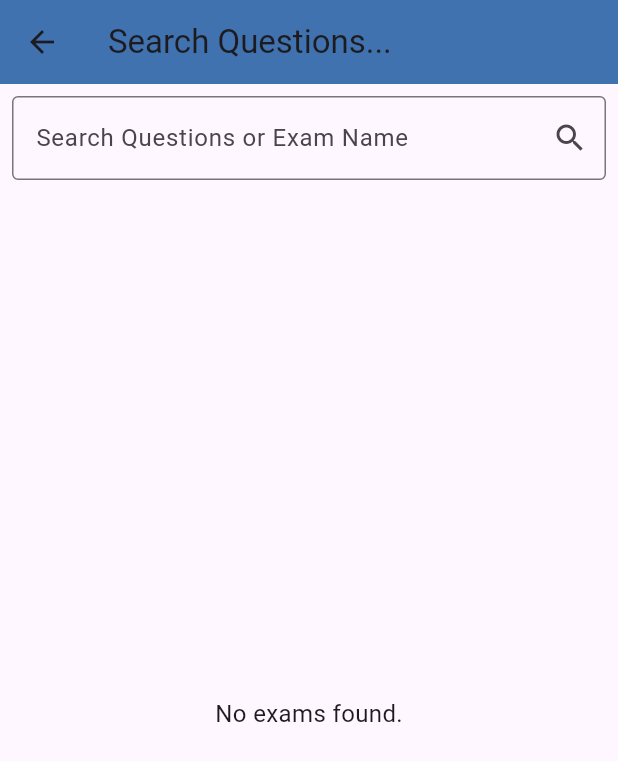
After one commit to MohamedIsa/QuizApp, a Flutter app: the Studenthome screen opened by its route, in the side drawer, after a tap on "Search for question", on a phone screen of 412 x 824 dp. The commit adds this screen. Shown: the top 761 px of the screen. Run offline on Flutter 3.47's test engine with Material 3 defaults, Android fonts, the phone set to English and light mode, and no system bars; our stand-ins replace cloud_firestore, firebase_auth, firebase_core, firebase_storage, flutter_spinkit, google_sign_in and 2 more; accounts and stored records are empty; generated files the repository leaves out were written again.

Commit message:
Fix Search , block user to enter the exam from here so he can't pass the attempts counter

```diff
--- /dev/null
+++ b/lib/pages/questions/StudentSearch/Search_questionforuser.dart
@@ -0,0 +1,171 @@
+import 'dart:async';
+import 'package:firebase_auth/firebase_auth.dart';
+import 'package:flutter/material.dart';
+import 'package:cloud_firestore/cloud_firestore.dart';
+import 'package:project_444/constant.dart';
+import 'package:project_444/pages/questions/StudentSearch/StudentQuestionWidget.dart';
+import 'package:project_444/pages/studenthome/widgets/StudentExamSession.dart';
+
+class SearchQuestionForUser extends StatefulWidget {
+  const SearchQuestionForUser({Key? key}) : super(key: key);
+
+  @override
+  _SearchQuestionForUserState createState() => _SearchQuestionForUserState();
+}
+
+class _SearchQuestionForUserState extends State<SearchQuestionForUser> {
+  late List<Timer> _timers;
+  String _searchQuery = '';
+
+  @override
+  void initState() {
+    super.initState();
+    _timers = [];
+  }
+
+  @override
+  void dispose() {
+    for (var timer in _timers) {
+      timer.cancel();
+    }
+    super.dispose();
+  }
+
+  @override
+  Widget build(BuildContext context) {
+    return Scaffold(
+      appBar: AppBar(
+        title: const Text("Search Questions..."),
+        backgroundColor: AppColors.buttonColor,
+      ),
+      body: Column(
+        children: [
+          _buildSearchBar(), // Search bar
+          Expanded(
+            child: StreamBuilder<QuerySnapshot>(
+              stream:
+                  FirebaseFirestore.instance.collection('exams').snapshots(),
+              builder: (context, snapshot) {
+                if (snapshot.connectionState == ConnectionState.waiting) {
+                  return const Center(child: CircularProgressIndicator());
+                }
+
+                if (!snapshot.hasData || snapshot.data!.docs.isEmpty) {
+                  return const Center(
+                    child: Text(
+                      'No exams found.',
+                      style: TextStyle(fontSize: 16),
+                    ),
+                  );
+                }
+
+                final exams = snapshot.data!.docs;
+                List<Map<String, dynamic>> filteredQuestions = [];
+
+                // Get all questions
+                for (var exam in exams) {
+                  final examData = exam.data() as Map<String, dynamic>;
+                  final examId = exam.id; // Get the exam ID
+                  final examName = examData['examName'] ??
+                      'Unnamed Exam'; // Get the exam name
+                  final questions = examData['questions'] as List<dynamic>?;
+
+                  if (questions != null) {
+                    // Filter questions based on (Question Text or Exam Name)
+                    final filtered = questions.where((question) {
+                      final questionText = question['question'] ?? '';
+                      return questionText
+                              .toLowerCase()
+                              .contains(_searchQuery.toLowerCase()) ||
+                          examName
+                              .toLowerCase()
+                              .contains(_searchQuery.toLowerCase());
+                    }).toList();
+
+                    // List Filter
+                    for (var question in filtered) {
+                      filteredQuestions.add({
+                        'examId': examId,
+                        'examName': examName, // Add examName
+                        'question': question['question'],
+                        'questionId': question['questionId'],
+                        'questiongrade': question['questiongrade'],
+                        'type': question['type'],
+                      });
+                    }
+                  }
+                }
+
+                if (filteredQuestions.isEmpty) {
+                  return const Center(
+                    child: Text(
+                      'No matching questions found.',
+                      style: TextStyle(fontSize: 16),
+                    ),
+                  );
+                }
+
+                // Display filtered questions (List)
+                return ListView.builder(
+                  itemCount: filteredQuestions.length,
+                  itemBuilder: (context, index) {
+                    final questionData = filteredQuestions[index];
+                    final examName = questionData['examName']; // Get examName
+                    final questionText =
+                        questionData['question'] ?? 'Unnamed Question';
+                    final questionType =
+                        questionData['type'] ?? 'Multiple Choice';
+                    final examId = questionData[
+                        'examId']; // Get the examId from the question
+                    final questionId =
+                        questionData['questionId']; // Get questionId
+
+                    // Make sure we got everthing
+                    return StudentQuestionWidget(
+                      questionText: questionText,
+                      questionType: questionType,
+                      questionId: questionId, // Pass the required questionId
+                      examName: examName, // Pass the examName
+                      onTap: () {
+                        _handleQuestionTap(examId, context);
+                      },
+                    );
+                  },
+                );
+              },
+            ),
+          ),
+        ],
+      ),
+    );
+  }
+
+  // Search bar widget
+  Widget _buildSearchBar() {
+    return Padding(
+      padding: const EdgeInsets.all(8.0),
+      child: TextField(
+        onChanged: (query) {
+          setState(() {
+            _searchQuery = query;
+          });
+        },
+        decoration: InputDecoration(
+          labelText: 'Search Questions or Exam Name',
+          border: OutlineInputBorder(),
+          suffixIcon: Icon(Icons.search),
+        ),
+      ),
+    );
+  }
+
+  void _handleQuestionTap(String examId, BuildContext context) async {
+    // For future use,, now it's comment , to prevent user to open the exam multiple times
+    // Navigator.push(
+    //   context,
+    //   MaterialPageRoute(
+    //     builder: (context) => StudentExamSession(examId: examId),
+    //   ),
+    // );
+  }
+}
--- a/lib/pages/studenthome/studenthome.dart
+++ b/lib/pages/studenthome/studenthome.dart
@@ -5,6 +5,7 @@ import 'package:project_444/pages/login/login_v.dart';
 import 'package:project_444/pages/login/user_data.dart';
 import 'widgets/examsview.dart';
 import 'widgets/gradeview.dart';
+import 'package:project_444/pages/questions/StudentSearch/Search_questionforuser.dart';
 
 class Studenthome extends StatefulWidget {
   final String name;
@@ -104,6 +105,21 @@ class _StudenthomeState extends State<Studenthome>
               },
             ),
             ListTile(
+              leading: Icon(Icons.search),
+              iconColor: AppColors.buttonColor,
+              title: Text(
+                'Search for question',
+                style: TextStyle(color: AppColors.textBlack),
+              ),
+              onTap: () {
+                Navigator.push(
+                  context,
+                  MaterialPageRoute(
+                      builder: (context) => const SearchQuestionForUser()),
+                );
+              },
+            ),
+            ListTile(
               leading: Icon(Icons.logout),
               iconColor: AppColors.buttonColor,
               title: Text(
```
Also changed, not shown: lib/pages/questions/StudentSearch/StudentQuestionSession.dart (added, +20 -0 lines), lib/pages/questions/StudentSearch/StudentQuestionWidget.dart (added, +64 -0 lines).
